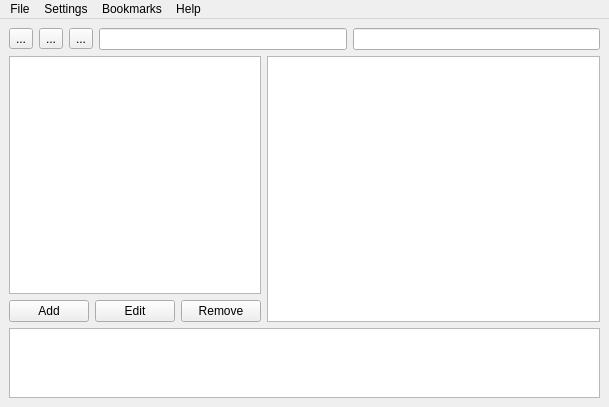
Old version of the form src/mainwindow.ui in the repository moose-kazan/qOPDSbrowser.
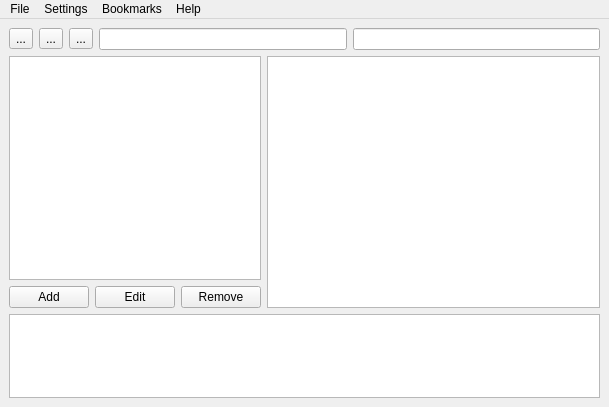
New version of the form. Icons and pictures are not drawn.

```diff
--- a/src/mainwindow.ui
+++ b/src/mainwindow.ui
@@ -22,7 +22,7 @@
    </property>
    <layout class="QVBoxLayout" name="verticalLayout_2">
     <item>
-     <layout class="QVBoxLayout" name="rootLayout" stretch="0,5,1">
+     <layout class="QVBoxLayout" name="rootLayout" stretch="0,9,3">
       <item>
        <layout class="QHBoxLayout" name="toolbarLayout">
         <item>
```
